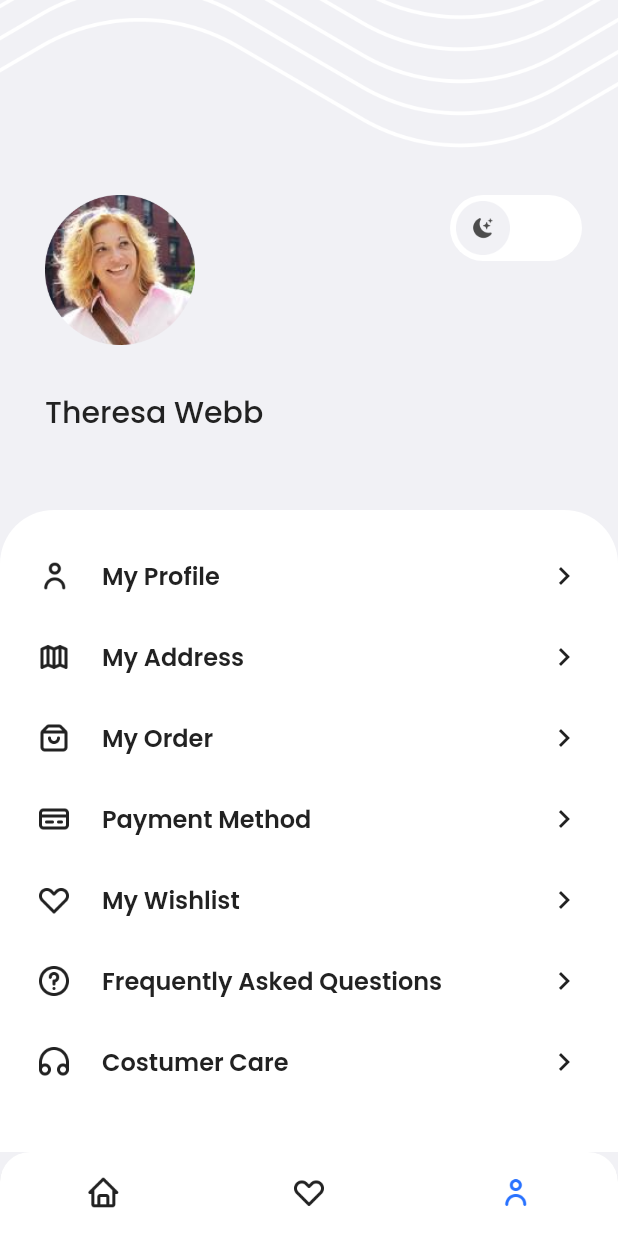
After one commit to TedoHarisC/space-apps, a Flutter app: the ProfilePage screen opened by its route, on a phone screen of 412 x 824 dp. The commit adds this screen. Run offline on Flutter 3.47's test engine with Material 2 defaults, Android fonts, the phone set to English and light mode, and no system bars; our stand-ins replace carousel_slider, fluttertoast, google_fonts, shimmer.

Commit message:
Menambahkan Halaman Profile

```diff
--- a/lib/main.dart
+++ b/lib/main.dart
@@ -2,6 +2,7 @@ import 'package:flutter/material.dart';
 import 'package:space/pages/category_page.dart';
 import 'package:space/pages/home_page.dart';
 import 'package:space/pages/onboarding_page.dart';
+import 'package:space/pages/profile_page.dart';
 import 'package:space/pages/search_page.dart';
 import 'package:space/pages/search_result_page.dart';
 import 'package:space/pages/sign_in_page.dart';
@@ -28,6 +29,7 @@ class MyApp extends StatelessWidget {
         '/search-result': (context) => SearchResultPage(),
         '/category': (context) => CategoryPage(),
         '/wishlist': (context) => WishlistPage(),
+        '/profile': (context) => ProfilePage(),
       },
     );
   }
--- a/lib/pages/home_page.dart
+++ b/lib/pages/home_page.dart
@@ -30,6 +30,8 @@ class _HomePageState extends State<HomePage> {
           onTap: (value) {
             if (value == 1) {
               Navigator.pushNamed(context, '/wishlist');
+            } else if (value == 2) {
+              Navigator.pushNamed(context, '/profile');
             }
           },
           items: [
@@ -37,6 +39,7 @@ class _HomePageState extends State<HomePage> {
               icon: Image.asset(
                 'assets/icon_home.png',
                 width: 24,
+                color: kBlueColor,
               ),
               label: 'Home',
             ),
--- /dev/null
+++ b/lib/pages/profile_page.dart
@@ -0,0 +1,202 @@
+import 'dart:async';
+
+import 'package:flutter/material.dart';
+import 'package:space/widgets/profile_menu_item.dart';
+
+import '../theme.dart';
+
+class ProfilePage extends StatefulWidget {
+  const ProfilePage({Key? key}) : super(key: key);
+
+  @override
+  State<ProfilePage> createState() => _ProfilePageState();
+}
+
+class _ProfilePageState extends State<ProfilePage> {
+  bool isLightMode = true;
+  double opacity = 1;
+
+  @override
+  Widget build(BuildContext context) {
+    return AnimatedOpacity(
+      duration: Duration(milliseconds: 500),
+      opacity: opacity,
+      child: Scaffold(
+        backgroundColor: isLightMode ? kWhiteGreyColor : Color(0xff1F1D28),
+        bottomNavigationBar: ClipRRect(
+          borderRadius: BorderRadius.only(
+            topRight: Radius.circular(20),
+            topLeft: Radius.circular(20),
+          ),
+          child: BottomNavigationBar(
+            showUnselectedLabels: false,
+            showSelectedLabels: false,
+            backgroundColor: isLightMode ? kWhiteColor : kDarkBackgroundColor,
+            onTap: (value) {
+              if (value == 0) {
+                Navigator.pushNamed(context, '/home');
+              } else if (value == 1) {
+                Navigator.pushNamed(context, '/wishlist');
+              }
+            },
+            items: [
+              BottomNavigationBarItem(
+                icon: Image.asset(
+                  'assets/icon_home.png',
+                  width: 24,
+                  color: isLightMode ? kBlackColor : kWhiteColor,
+                ),
+                label: 'Home',
+              ),
+              BottomNavigationBarItem(
+                icon: Image.asset(
+                  'assets/icon_wishlist.png',
+                  width: 24,
+                  color: isLightMode ? kBlackColor : kWhiteColor,
+                ),
+                label: 'Wishlist',
+              ),
+              BottomNavigationBarItem(
+                icon: Image.asset(
+                  'assets/icon_profile.png',
+                  width: 24,
+                  color: kBlueColor,
+                ),
+                label: 'Profile',
+              )
+            ],
+          ),
+        ),
+        body: Stack(
+          children: [
+            Image.asset(
+              'assets/image_background.png',
+              color: isLightMode ? null : Color(0xffD8D8D8),
+            ),
+            ListView(
+              children: [
+                SizedBox(height: 130),
+                Padding(
+                  padding: EdgeInsets.only(
+                    left: 30,
+                    right: 24,
+                  ),
+                  child: Row(
+                    crossAxisAlignment: CrossAxisAlignment.start,
+                    mainAxisAlignment: MainAxisAlignment.spaceBetween,
+                    children: [
+                      Column(
+                        crossAxisAlignment: CrossAxisAlignment.start,
+                        children: [
+                          Image.asset(
+                            'assets/image_profile.png',
+                            width: 100,
+                          ),
+                          SizedBox(height: 30),
+                          Text(
+                            'Theresa Webb',
+                            style: blackTextStyle.copyWith(
+                              fontSize: 20,
+                              fontWeight: medium,
+                              color: isLightMode ? kBlackColor : kWhiteColor,
+                            ),
+                          ),
+                        ],
+                      ),
+                      GestureDetector(
+                        onTap: () {
+                          setState(() {
+                            isLightMode = !isLightMode;
+                            opacity = 0;
+                          });
+
+                          Timer(Duration(milliseconds: 500), () {
+                            setState(() {
+                              opacity = 1;
+                            });
+                          });
+                        },
+                        child: Container(
+                          width: 88,
+                          height: 44,
+                          padding: EdgeInsets.all(4),
+                          decoration: BoxDecoration(
+                            borderRadius: BorderRadius.circular(100),
+                            color: isLightMode
+                                ? kWhiteColor
+                                : kDarkBackgroundColor,
+                          ),
+                          child: AnimatedAlign(
+                            duration: Duration(milliseconds: 500),
+                            child: Image.asset(isLightMode
+                                ? 'assets/icon_switch_dark.png'
+                                : 'assets/icon_switch_light.png'),
+                            alignment: isLightMode
+                                ? Alignment.centerLeft
+                                : Alignment.centerRight,
+                          ),
+                        ),
+                      ),
+                    ],
+                  ),
+                ),
+                Container(
+                  margin: EdgeInsets.only(top: 50),
+                  padding: EdgeInsets.symmetric(
+                    horizontal: 24,
+                    vertical: 32,
+                  ),
+                  decoration: BoxDecoration(
+                    borderRadius: BorderRadius.vertical(
+                      top: Radius.circular(36),
+                    ),
+                    color: isLightMode ? kWhiteColor : kDarkBackgroundColor,
+                  ),
+                  child: Column(
+                    children: [
+                      ProfileMenuItem(
+                        iconUrl: 'assets/icon_profile.png',
+                        title: 'My Profile',
+                        isLightMode: isLightMode,
+                      ),
+                      ProfileMenuItem(
+                        iconUrl: 'assets/icon_address.png',
+                        title: 'My Address',
+                        isLightMode: isLightMode,
+                      ),
+                      ProfileMenuItem(
+                        iconUrl: 'assets/icon_order.png',
+                        title: 'My Order',
+                        isLightMode: isLightMode,
+                      ),
+                      ProfileMenuItem(
+                        iconUrl: 'assets/icon_payment.png',
+                        title: 'Payment Method',
+                        isLightMode: isLightMode,
+                      ),
+                      ProfileMenuItem(
+                        iconUrl: 'assets/icon_wishlist.png',
+                        title: 'My Wishlist',
+                        isLightMode: isLightMode,
+                      ),
+                      ProfileMenuItem(
+                        iconUrl: 'assets/icon_faq.png',
+                        title: 'Frequently Asked Questions',
+                        isLightMode: isLightMode,
+                      ),
+                      ProfileMenuItem(
+                        iconUrl: 'assets/icon_cs.png',
+                        title: 'Costumer Care',
+                        isLightMode: isLightMode,
+                      ),
+                    ],
+                  ),
+                ),
+              ],
+            ),
+          ],
+        ),
+      ),
+    );
+  }
+}
--- a/lib/pages/wishlist_page.dart
+++ b/lib/pages/wishlist_page.dart
@@ -71,6 +71,13 @@ class _WishlistPageState extends State<WishlistPage> {
           showUnselectedLabels: false,
           showSelectedLabels: false,
           backgroundColor: kWhiteColor,
+          onTap: (value) {
+            if (value == 0) {
+              Navigator.pushNamed(context, '/home');
+            } else if (value == 2) {
+              Navigator.pushNamed(context, '/profile');
+            }
+          },
           items: [
             BottomNavigationBarItem(
               icon: Image.asset(
--- a/lib/theme.dart
+++ b/lib/theme.dart
@@ -10,6 +10,7 @@ Color kWhiteColor = Color(0xffFFFFFF);
 Color kRedColor = Color(0xffFF314A);
 Color kYellowColor = Color(0xffFFBA00);
 Color kBlueColor = Color(0xff2972FF);
+Color kDarkBackgroundColor = Color(0xff252836);
 
 FontWeight light = FontWeight.w300;
 FontWeight regular = FontWeight.w400;
--- /dev/null
+++ b/lib/widgets/profile_menu_item.dart
@@ -0,0 +1,45 @@
+import 'package:flutter/material.dart';
+import 'package:space/theme.dart';
+
+class ProfileMenuItem extends StatelessWidget {
+  final String iconUrl;
+  final String title;
+  final bool isLightMode;
+
+  const ProfileMenuItem({
+    Key? key,
+    required this.iconUrl,
+    required this.title,
+    required this.isLightMode,
+  }) : super(key: key);
+
+  @override
+  Widget build(BuildContext context) {
+    return Container(
+      margin: EdgeInsets.only(bottom: 30),
+      child: Row(
+        children: [
+          Image.asset(
+            iconUrl,
+            width: 24,
+            color: isLightMode ? kBlackColor : kWhiteColor,
+          ),
+          SizedBox(width: 20),
+          Text(
+            title,
+            style: blackTextStyle.copyWith(
+              fontSize: 16,
+              fontWeight: semiBold,
+              color: isLightMode ? kBlackColor : kWhiteColor,
+            ),
+          ),
+          Spacer(),
+          Icon(
+            Icons.chevron_right,
+            color: isLightMode ? kBlackColor : kGreyColor,
+          ),
+        ],
+      ),
+    );
+  }
+}
```
